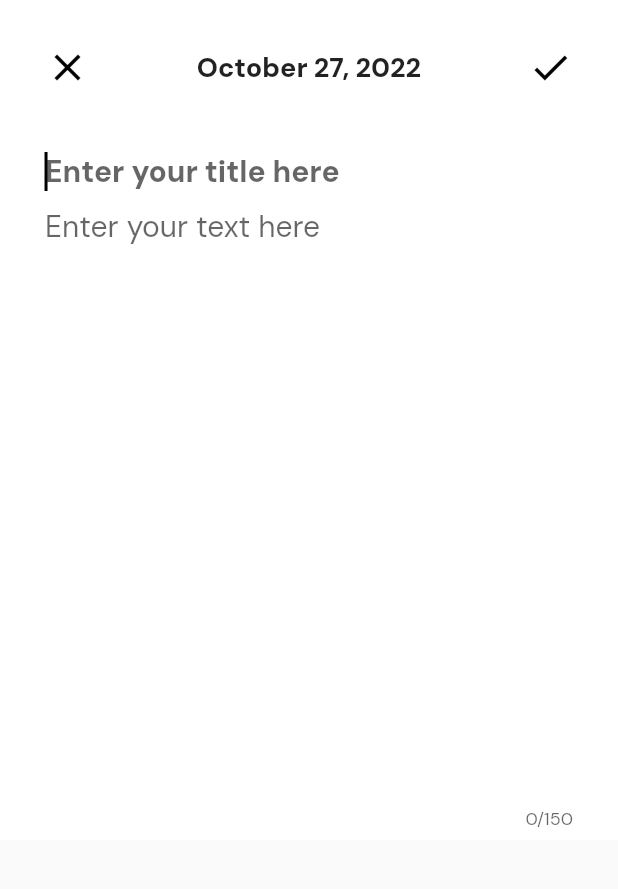
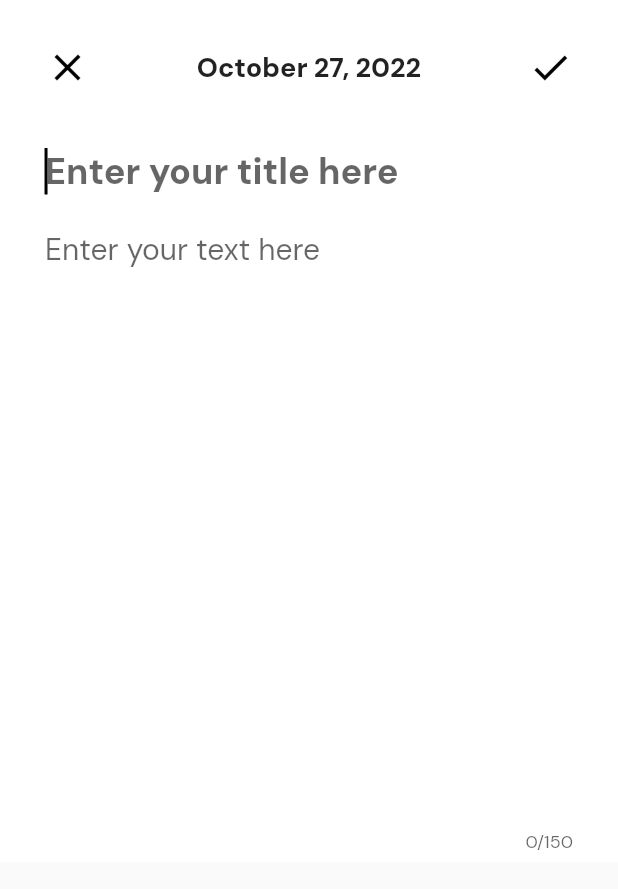
Before and after one commit to carl-duncan/journal-flutter, a Flutter app: the EditorModal widget shown alone on an empty page, opened directly with empty values, on a phone screen of 412 x 824 dp. Shown: the top 889 px of the screen. Run offline on Flutter 3.47's test engine with Material 2 defaults, Android fonts, the phone set to English and light mode, and no system bars; our stand-ins replace bloc, dio, equatable, flutter_bloc, google_fonts, modal_bottom_sheet and 1 more; missing offline and left inert: amplify_api, amplify_auth_cognito, amplify_authenticator, amplify_flutter; generated files the repository leaves out were written again.

Commit message:
refactor: (editor) minor ui change

```diff
--- a/lib/home/widgets/editor_modal.dart
+++ b/lib/home/widgets/editor_modal.dart
@@ -121,7 +121,7 @@ class EditorModal extends StatelessWidget {
                         autofocus: true,
                         controller: titleController,
                         style: Theme.of(context).textTheme.headline6!.copyWith(
-                              fontSize: 20,
+                              fontSize: 24,
                             ),
                         cursorColor: Theme.of(context).iconTheme.color,
                         decoration: InputDecoration(
@@ -142,6 +142,9 @@ class EditorModal extends StatelessWidget {
                     ),
                   ],
                 ),
+              ),
+              const SizedBox(
+                height: 15,
               ),
               SizedBox(
                 height: size.height * 0.5,
```
